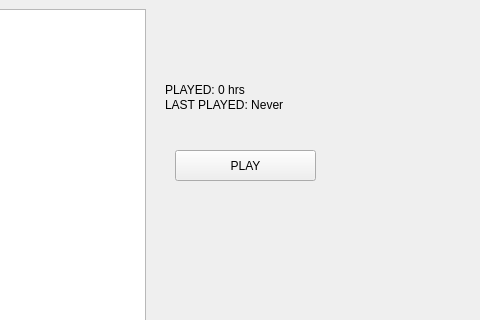
The window that Resource/UI/Library.ui (HorizonLauncher/Client) describes before a commit, drawn with Qt 5; both pictures show x 119 to 599 and y 0 to 320 of the 787 by 432 pixel window.
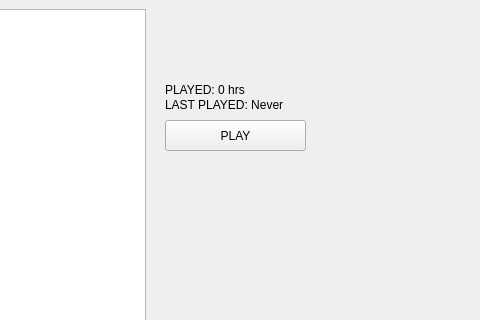
The same window after the commit.

Commit message: Re-align the 'Play' button

```diff
--- a/Resource/UI/Library.ui
+++ b/Resource/UI/Library.ui
@@ -156,8 +156,8 @@
        <widget class="QPushButton" name="testLaunch">
         <property name="geometry">
          <rect>
-          <x>20</x>
-          <y>150</y>
+          <x>10</x>
+          <y>120</y>
           <width>141</width>
           <height>31</height>
          </rect>
```
